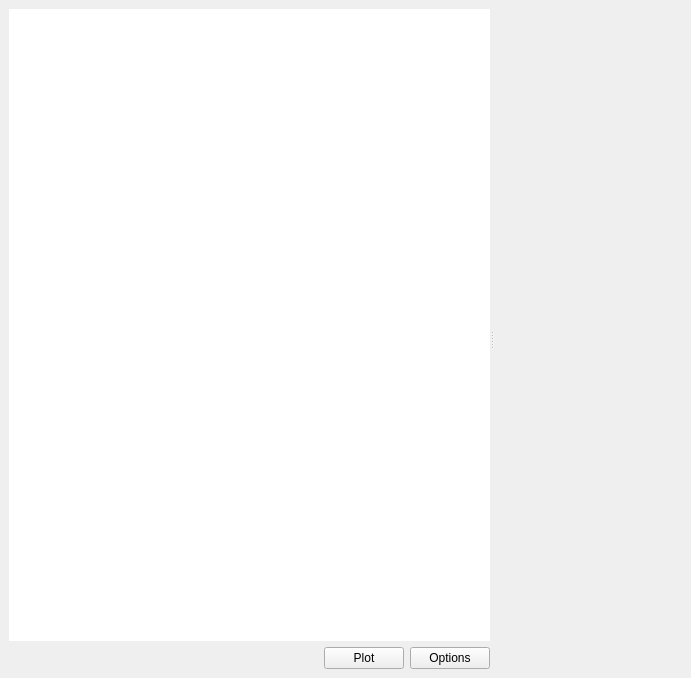
First picture: the form in profit/lib/widgets/ui_plot.ui, repository hpsilva/profitpy, before the edit.
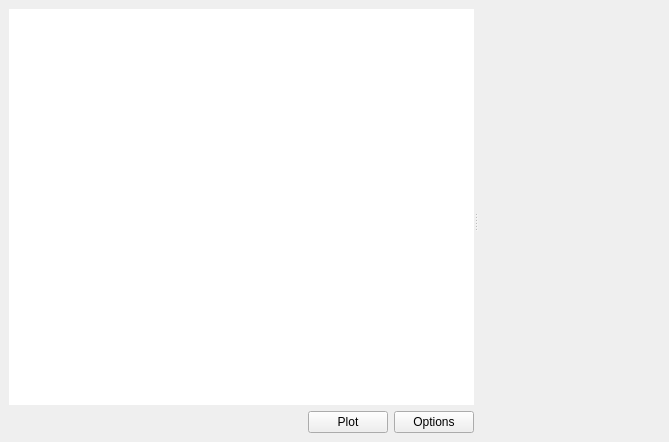
Second picture: the form after the edit. Icons and pictures are not drawn. Custom widgets are drawn as their Qt base class.

The edit to the form file:
```diff
--- a/profit/lib/widgets/ui_plot.ui
+++ b/profit/lib/widgets/ui_plot.ui
@@ -5,8 +5,8 @@
    <rect>
     <x>0</x>
     <y>0</y>
-    <width>691</width>
-    <height>678</height>
+    <width>669</width>
+    <height>442</height>
    </rect>
   </property>
   <property name="windowTitle" >
@@ -101,9 +101,7 @@
      </widget>
      <widget class="QwtPlot" name="plot" >
       <property name="sizePolicy" >
-       <sizepolicy>
-        <hsizetype>5</hsizetype>
-        <vsizetype>5</vsizetype>
+       <sizepolicy vsizetype="Preferred" hsizetype="Preferred" >
         <horstretch>0</horstretch>
         <verstretch>0</verstretch>
        </sizepolicy>
```
Left out of the diff: 47 changed lines with no effect on the pictures.
